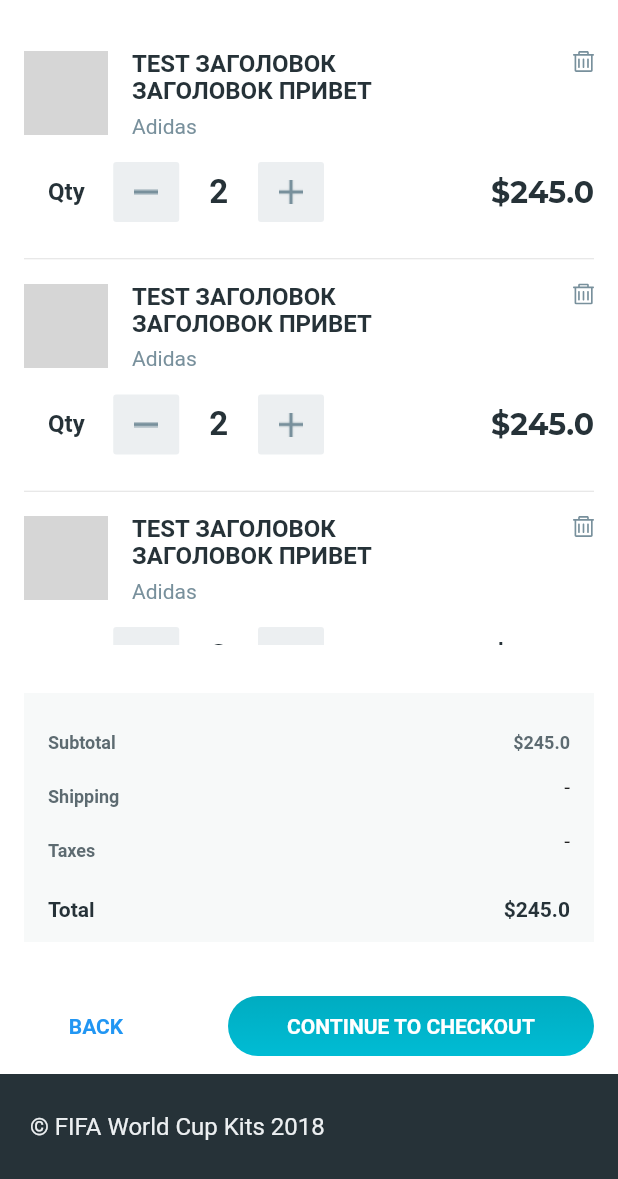
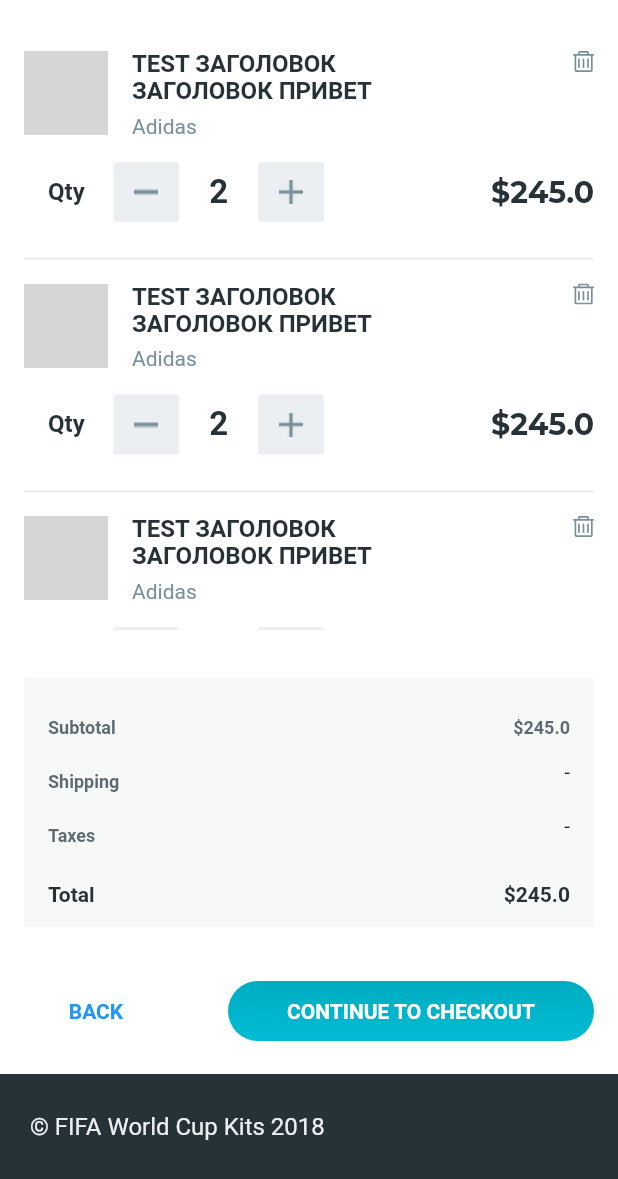
Before and after one commit to Alexander-Elite/tshirts, a Flutter app: the CartScreen screen opened by its route, on a phone screen of 412 x 824 dp, the part 57-1236 px from its top. Run offline on Flutter 3.47's test engine with Material 2 defaults, Android fonts, the phone set to English and light mode, and no system bars; our stand-ins replace auto_route, dio, flutter_bloc, flutter_svg; network calls fail; grey boxes are pictures that could not be loaded.

Commit message:
correct hight

```diff
--- a/lib/models/product.dart
+++ b/lib/models/product.dart
@@ -11,6 +11,7 @@ class Product {
   final double price;
   final String image;
   final String category;
+  // final List<String> kit = ['HOME', 'AWAY'];
 
   const Product({
     required this.id,
--- a/lib/screens/cart_screen.dart
+++ b/lib/screens/cart_screen.dart
@@ -25,7 +25,7 @@ class CartScreen extends StatelessWidget {
       // color: Color(0xFFF7F9F9),
       bottomNavigationBar: Container(
         padding: const EdgeInsets.all(16.0),
-        height: 270,
+        height: 280,
         child: Column(
           children: [
             Container(
```
